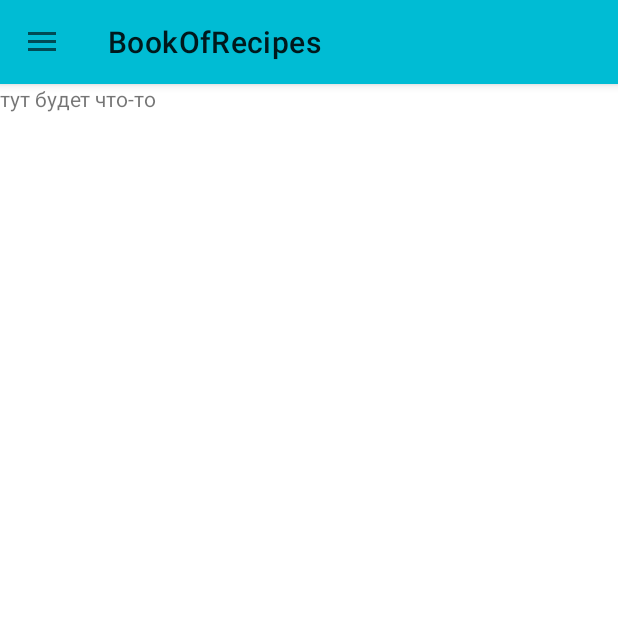
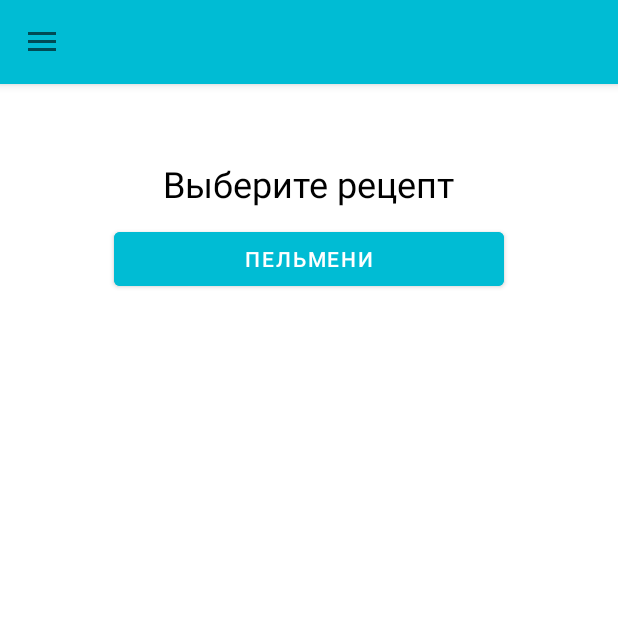
Before and after one commit to Bronnikova98/BookOfRecipes, an Android app: the screen it shows after launch (MainActivity), after a tap on "Все рецепты", on a phone screen of 412 x 824 dp, the top half of it. Run offline under Robolectric (Android 15) with nearby library versions, the phone set to English and light mode, and no system bars; 1 other tap on this screen came first.

Commit message:
Made a transition to a fragment

```diff
--- a/app/src/main/java/com/example/bookofrecipes/AFragment.java
+++ b/app/src/main/java/com/example/bookofrecipes/AFragment.java
@@ -1,16 +1,22 @@
 package com.example.bookofrecipes;
 
+import android.content.Context;
 import android.os.Bundle;
 
 import androidx.fragment.app.Fragment;
+import androidx.fragment.app.FragmentManager;
+import androidx.fragment.app.FragmentTransaction;
 
+import android.support.annotation.NonNull;
 import android.view.LayoutInflater;
 import android.view.View;
 import android.view.ViewGroup;
+import android.widget.Button;
+import android.widget.TextView;
+import android.widget.Toast;
 
 
 public class AFragment extends Fragment {
-
 
     public AFragment() {
         // Required empty public constructor
@@ -20,7 +26,28 @@ public class AFragment extends Fragment {
     @Override
     public View onCreateView(LayoutInflater inflater, ViewGroup container,
                              Bundle savedInstanceState) {
-        // Inflate the layout for this fragment
-        return inflater.inflate(R.layout.fragment_a, container, false);
+        View view = inflater.inflate(R.layout.fragment_a, container, false);
+        Button dumplings = (Button) view.findViewById(R.id.button_dumplings);
+
+
+        dumplings.setOnClickListener(new View.OnClickListener() {
+            @Override
+            public void onClick(View v) {
+                FirstFragment firstFragment = new FirstFragment();
+                FragmentManager fm = getActivity().getSupportFragmentManager();
+                FragmentTransaction ft = fm.beginTransaction();
+
+                ft.add(R.id.container, firstFragment);
+                ft.commit();
+
+            }
+        });
+
+
+        return view;
     }
+
+
+
+
 }
--- a/app/src/main/java/com/example/bookofrecipes/MainActivity.java
+++ b/app/src/main/java/com/example/bookofrecipes/MainActivity.java
@@ -11,6 +11,7 @@ import androidx.fragment.app.FragmentTransaction;
 
 import android.os.Bundle;
 import android.view.MenuItem;
+
 
 
 import com.google.android.material.navigation.NavigationView;
@@ -30,10 +31,11 @@ public class MainActivity extends AppCompatActivity {
         navigationView = findViewById(R.id.navigationView);
         toolbar = findViewById(R.id.toolbar);
 
-        // Шаг 1
+
         setSupportActionBar(toolbar);
+        getSupportActionBar().setDisplayShowTitleEnabled(false);
 
-        ActionBarDrawerToggle toggle = new ActionBarDrawerToggle(this, drawerLayout,toolbar, R.string.OpenDrawer, R.string.CloseDrawer);
+        ActionBarDrawerToggle toggle = new ActionBarDrawerToggle(this, drawerLayout, toolbar, R.string.OpenDrawer, R.string.CloseDrawer);
         drawerLayout.addDrawerListener(toggle);
 
         toggle.syncState();
@@ -45,12 +47,13 @@ public class MainActivity extends AppCompatActivity {
 
                 int id = item.getItemId();
 
-                if (id==R.id.recapt){
+                if (id == R.id.recapt) {
 
-                    loadFragment(new AFragment());
+                    loadFragmentA(new AFragment());
 
-                }else if (id==R.id.recapt){
+                } else if (id == R.id.save_recapt) {
 
+                    loadFragmentB(new BFragment());
                 }
 
                 drawerLayout.closeDrawer(GravityCompat.START);
@@ -65,16 +68,26 @@ public class MainActivity extends AppCompatActivity {
     public void onBackPressed() {
         if (drawerLayout.isDrawerOpen(GravityCompat.START)) {
             drawerLayout.closeDrawer(GravityCompat.START);
-        }else {
+        } else {
             super.onBackPressed();
         }
     }
 
-    private void loadFragment(AFragment fragment) {
+    private void loadFragmentA(AFragment fragment) {
         FragmentManager fm = getSupportFragmentManager();
         FragmentTransaction ft = fm.beginTransaction();
 
         ft.add(R.id.container, fragment);
         ft.commit();
     }
+
+    private void loadFragmentB(BFragment fragment) {
+        FragmentManager fm = getSupportFragmentManager();
+        FragmentTransaction ft = fm.beginTransaction();
+
+        ft.replace(R.id.container, fragment);
+        ft.commit();
+    }
+
+
 }
--- a/app/src/main/res/layout/content_main.xml
+++ b/app/src/main/res/layout/content_main.xml
@@ -1,12 +1,16 @@
 <?xml version="1.0" encoding="utf-8"?>
-<LinearLayout xmlns:android="http://schemas.android.com/apk/res/android"
+<LinearLayout
+    xmlns:android="http://schemas.android.com/apk/res/android"
     android:layout_width="match_parent"
-    android:layout_height="match_parent">
+    android:layout_height="match_parent"
+    android:background="#FFFFFF"
+    android:orientation="vertical">
 
     <FrameLayout
-        android:id="@+id/container"
         android:layout_width="match_parent"
         android:layout_height="match_parent"
-        />
+        android:id="@+id/container"/>
+
+
 
 </LinearLayout>
--- a/app/src/main/res/layout/fragment_a.xml
+++ b/app/src/main/res/layout/fragment_a.xml
@@ -3,11 +3,37 @@
     xmlns:tools="http://schemas.android.com/tools"
     android:layout_width="match_parent"
     android:layout_height="match_parent"
-    tools:context=".AFragment">
+    android:background="#FFFFFF"
+    tools:context=".AFragment"
 
-    <TextView
+    >
+    <LinearLayout
         android:layout_width="match_parent"
-        android:layout_height="match_parent"
-        android:text="тут будет что-то" />
+        android:layout_height="wrap_content"
+        android:orientation="vertical"
+        >
+
+        <TextView
+            android:id="@+id/text1"
+            android:layout_width="wrap_content"
+            android:layout_height="wrap_content"
+            android:layout_gravity="center"
+            android:layout_marginTop="50dp"
+            android:clickable="false"
+            android:text="Выберите рецепт"
+            android:textColor="#000000"
+            android:textSize="24sp" />
+
+        <Button
+            android:id="@+id/button_dumplings"
+            android:layout_width="260dp"
+            android:layout_height="wrap_content"
+            android:layout_gravity="center"
+            android:layout_marginTop="10dp"
+            android:backgroundTint="#00BCD4"
+            android:text="Пельмени"
+            android:textColor="#FFFFFF" />
+
+    </LinearLayout>
 
 </FrameLayout>
```
Also changed, not shown: app/src/main/java/com/example/bookofrecipes/BFragment.java (added, +24 -0 lines), app/src/main/java/com/example/bookofrecipes/FirstFragment.java (added, +27 -0 lines), app/src/main/res/layout/fragment_b.xml (added, +20 -0 lines), app/src/main/res/layout/fragment_first.xml (added, +19 -0 lines).
